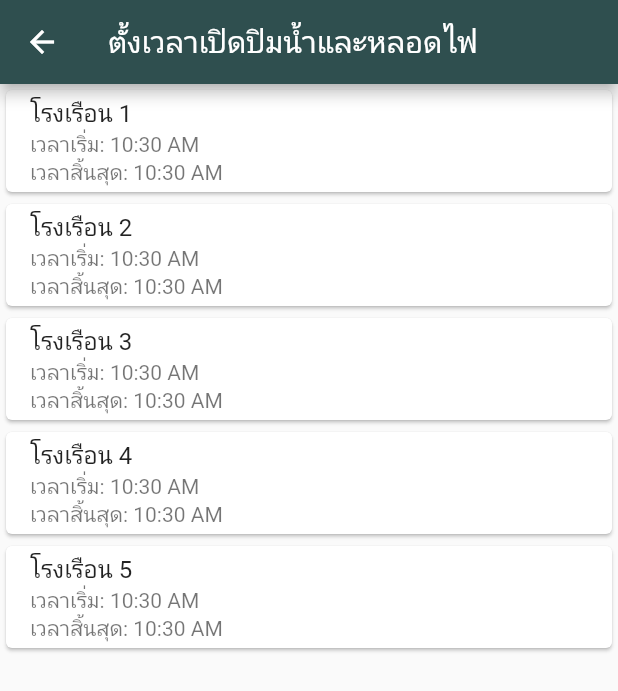
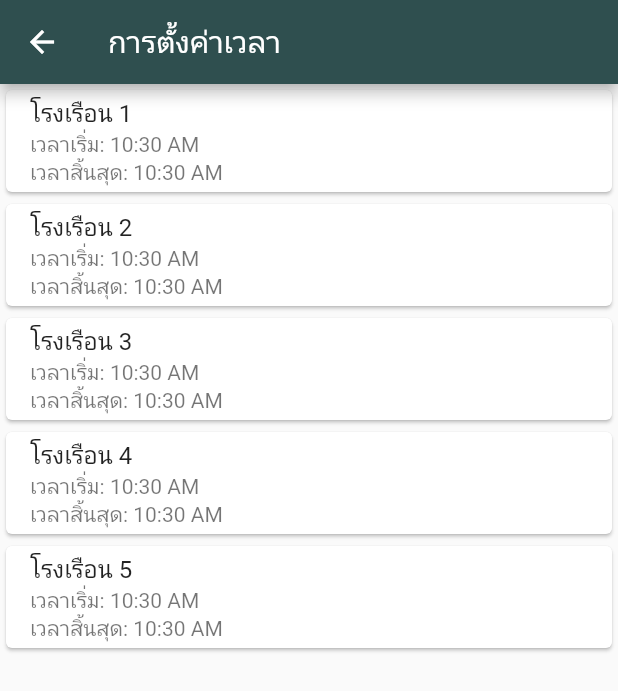
Before and after one commit to HK09x/smart_farm, a Flutter app: the SetTimePage screen opened directly, on a phone screen of 412 x 824 dp. Shown: the top 691 px of the screen. Run offline on Flutter 3.47's test engine with Material 2 defaults, Android fonts, the phone set to English and light mode, and no system bars; our stand-ins replace cloud_firestore, firebase_auth, firebase_core, firebase_storage, flutter_local_notifications, image_picker and 1 more; accounts and stored records are empty.

Commit message:
first commit

```diff
--- a/lib/set_time_page.dart
+++ b/lib/set_time_page.dart
@@ -278,7 +278,7 @@ void _turnOffPumpAndLight(Building building) {
   Widget build(BuildContext context) {
     return Scaffold(
       appBar: AppBar(
-        title: Text('ตั้งเวลาเปิดปิมน้ำและหลอดไฟ'),
+        title: Text('การตั้งค่าเวลา'),
         backgroundColor: const Color(0xFF2F4F4F), // สีของ AppBar
       ),
       body: ListView.builder(
```
